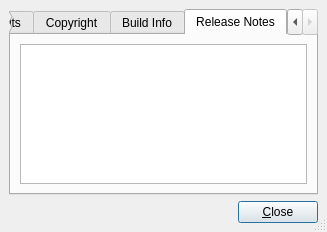
Above: src/frontends/qt4/ui/AboutUi.ui from cburschka/lyx before the change. Below: the same form after it.
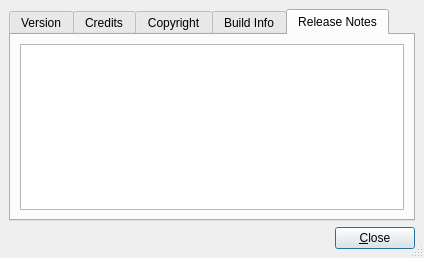
That is the form after the change. The open tabs and pages were chosen to show the change.

Diff of the .ui file:
```diff
--- a/src/frontends/qt4/ui/AboutUi.ui
+++ b/src/frontends/qt4/ui/AboutUi.ui
@@ -6,8 +6,8 @@
    <rect>
     <x>0</x>
     <y>0</y>
-    <width>327</width>
-    <height>232</height>
+    <width>424</width>
+    <height>258</height>
    </rect>
   </property>
   <property name="windowTitle">
@@ -115,7 +115,7 @@
       <attribute name="title">
        <string>Release Notes</string>
       </attribute>
-      <layout class="QGridLayout" name="gridLayout">
+      <layout class="QGridLayout">
        <item row="0" column="0">
         <widget class="QTextBrowser" name="releasenotesTB"/>
        </item>
```
